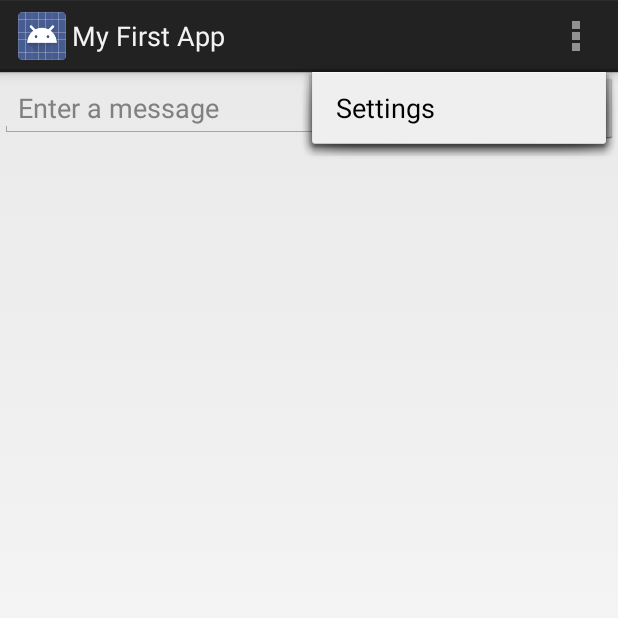
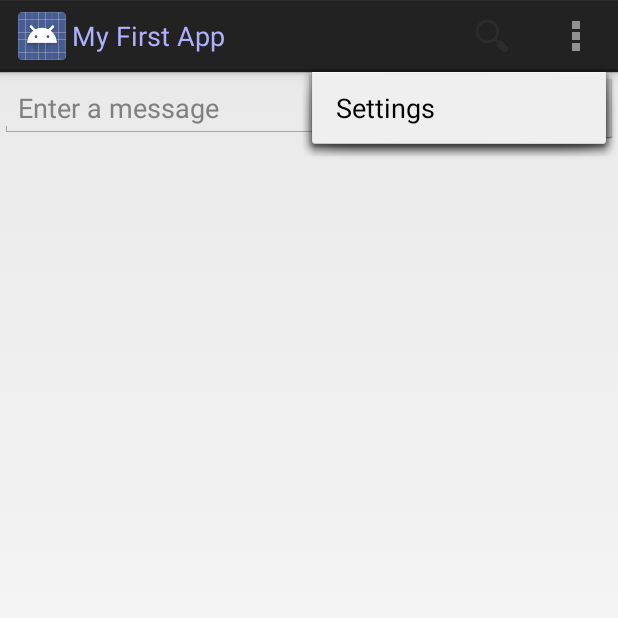
Before and after one commit to DangoTech/akachan, an Android app: the screen it shows after launch (MainActivity), with the options menu open, on a phone screen of 412 x 824 dp, the top half of it. Run offline under Robolectric (Android 15) with nearby library versions, the phone set to English and light mode, and no system bars.

Commit message:
Finished up to Customize the Text colors tutorial
Added search action and overflow actions into the action bar
Adding an search icon
Adding customization to the text colour in the action bar

```diff
--- a/MyFirstApp/app/src/main/AndroidManifest.xml
+++ b/MyFirstApp/app/src/main/AndroidManifest.xml
@@ -6,7 +6,7 @@
         android:allowBackup="true"
         android:icon="@drawable/ic_launcher"
         android:label="@string/app_name"
-        android:theme="@style/AppTheme" >
+        android:theme="@style/CustomActionBarTheme" >
         <activity
             android:name=".MainActivity"
             android:label="@string/app_name" >
@@ -20,6 +20,8 @@
             android:name=".DisplayMessageActivity"
             android:label="@string/title_activity_display_message"
             android:parentActivityName=".MainActivity" >
+            <!-- android:parentActivityName is for sdk level 16+, the meta-data tag
+            below is for older sdk levels -->
             <meta-data
                 android:name="android.support.PARENT_ACTIVITY"
                 android:value="com.mycompany.myfirstapp.MainActivity" />
--- /dev/null
+++ b/MyFirstApp/app/src/main/res/menu/main_activity_actions.xml
@@ -0,0 +1,14 @@
+<?xml version="1.0" encoding="utf-8"?>
+<menu xmlns:android="http://schemas.android.com/apk/res/android"
+    android:layout_height="match_parent"
+    android:layout_width="wrap_content">
+    <!-- Search, should appear as action button -->
+    <item android:id="@+id/action_search"
+        android:icon="@drawable/ic_action_search"
+        android:title="@string/action_search"
+        android:showAsAction="ifRoom" />
+    <!-- Settings, should always be in the overflow -->
+    <item android:id="@+id/action_settings"
+        android:title="@string/action_settings"
+        android:showAsAction="never" />
+</menu>
--- /dev/null
+++ b/MyFirstApp/app/src/main/res/values/colors.xml
@@ -0,0 +1,4 @@
+<resources>
+    <color name="actionbar_text">#b0b0ff</color>
+
+</resources>
--- a/MyFirstApp/app/src/main/res/values/strings.xml
+++ b/MyFirstApp/app/src/main/res/values/strings.xml
@@ -3,6 +3,7 @@
 
     <string name="app_name">My First App</string>
     <string name="action_settings">Settings</string>
+    <string name="action_search">Search</string>
     <string name="edit_message">Enter a message</string>
     <string name="button_send">Send</string>
     <string name="title_activity_display_message">my Message</string>
--- /dev/null
+++ b/MyFirstApp/app/src/main/res/values/themes.xml
@@ -0,0 +1,20 @@
+<?xml version="1.0" encoding="utf-8"?>
+<resources>
+    <!-- the theme applied to the application or activity -->
+    <style name="CustomActionBarTheme"
+        parent="@android:style/Theme.Holo.Light.DarkActionBar">
+        <item name="android:actionBarStyle">@style/MyActionBar</item>
+    </style>
+
+    <!-- ActionBar styles -->
+    <style name="MyActionBar"
+        parent="@android:style/Widget.Holo.Light.ActionBar.Solid.Inverse">
+        <item name="android:titleTextStyle">@style/MyActionBarTitleText</item>
+    </style>
+
+    <!-- ActionBar title text -->
+    <style name="MyActionBarTitleText"
+        parent="@android:style/TextAppearance.Holo.Widget.ActionBar.Title">
+        <item name="android:textColor">@color/actionbar_text</item>
+    </style>
+</resources>
```
Also changed, not shown: MyFirstApp/app/src/main/java/com/mycompany/myfirstapp/MainActivity.java (+18 -8 lines), MyFirstApp/app/src/main/res/drawable-hdpi/ic_action_search.png (added), MyFirstApp/app/src/main/res/drawable-mdpi/ic_action_search.png (added), MyFirstApp/app/src/main/res/drawable-xhdpi/ic_action_search.png (added), MyFirstApp/app/src/main/res/drawable-xxhdpi/ic_action_search.png (added).
